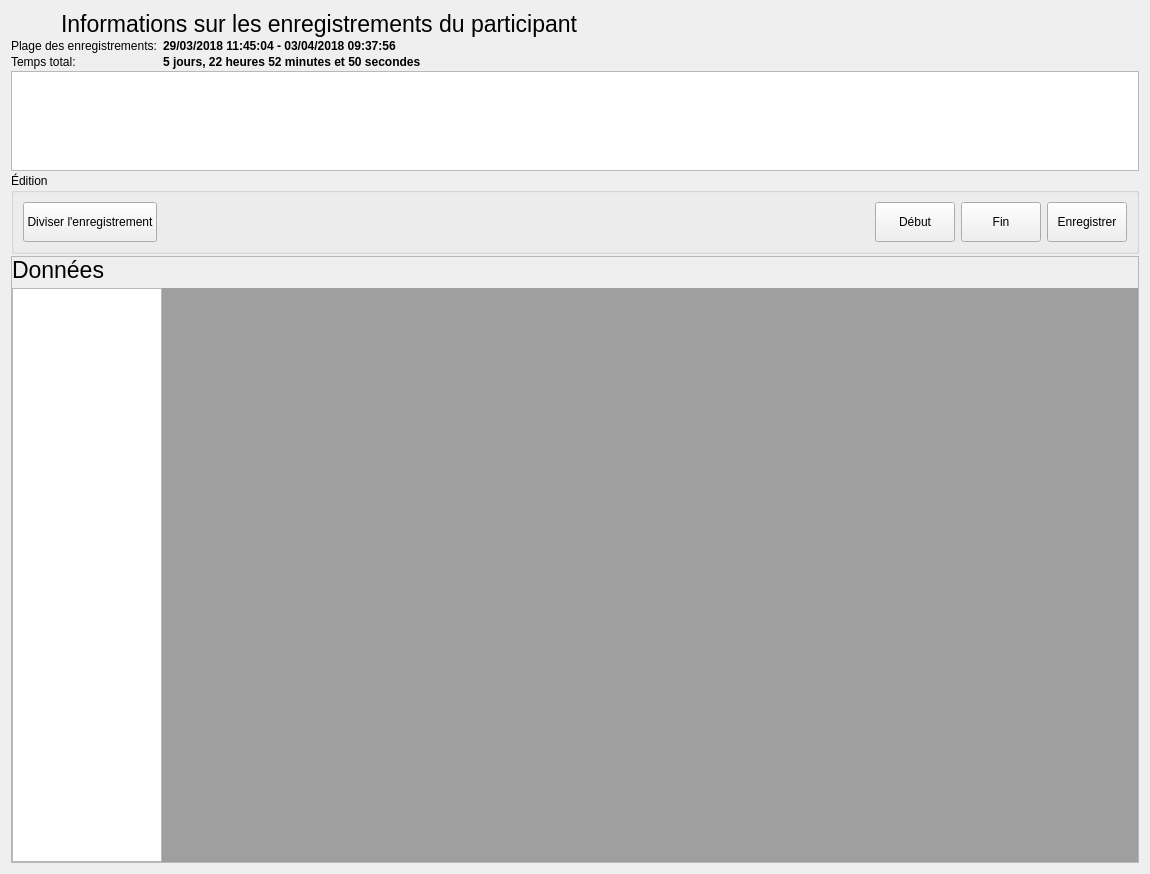
Old version of the form python/resources/ui/RecordsetWidget.ui in the repository introlab/OpenIMU.
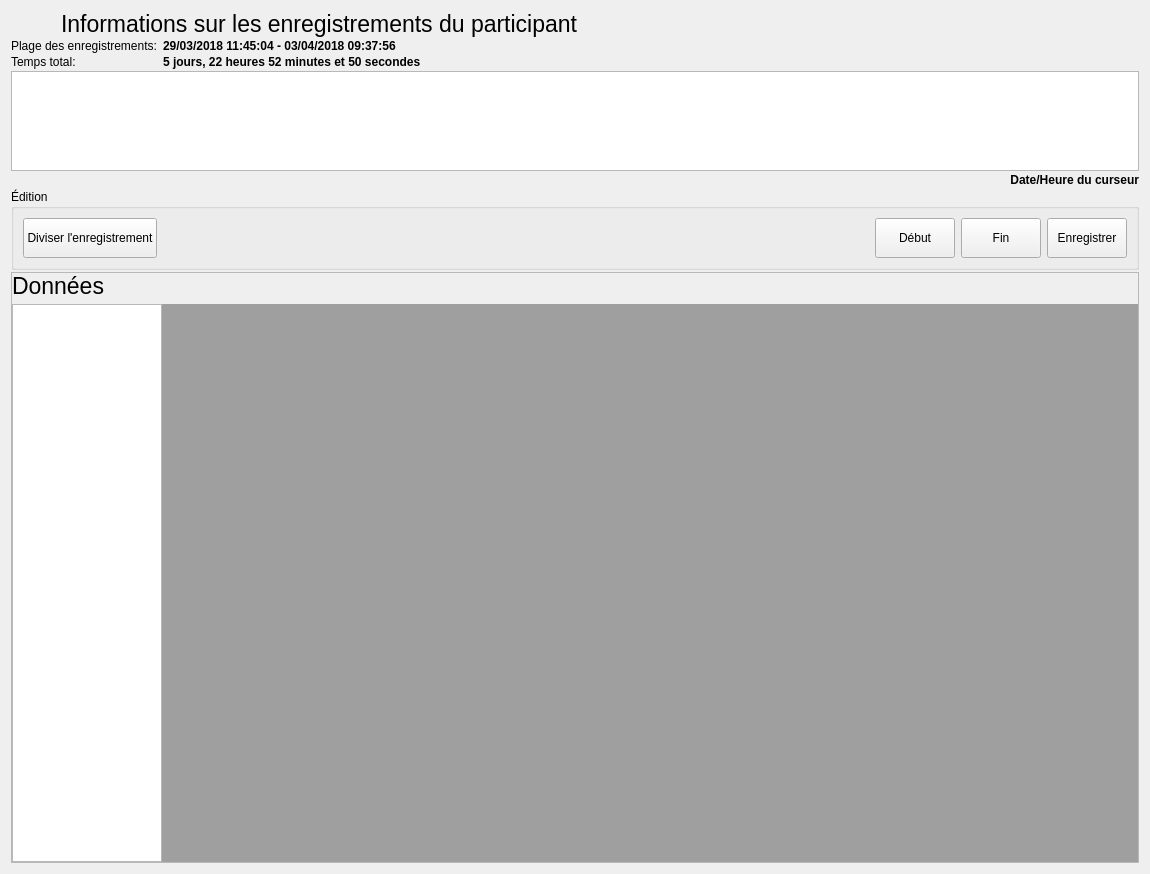
New version of the form. Icons and pictures are not drawn. Custom widgets are drawn as their Qt base class.

Commit message: Recordset widget: Added cursor on time view. Need to sync all graphs when clicking on one of them.

What changed in the file:
```diff
--- a/python/resources/ui/RecordsetWidget.ui
+++ b/python/resources/ui/RecordsetWidget.ui
@@ -131,6 +131,22 @@
      </property>
     </widget>
    </item>
+   <item>
+    <widget class="QLabel" name="lblCursorTime">
+     <property name="font">
+      <font>
+       <weight>75</weight>
+       <bold>true</bold>
+      </font>
+     </property>
+     <property name="text">
+      <string>Date/Heure du curseur</string>
+     </property>
+     <property name="alignment">
+      <set>Qt::AlignRight|Qt::AlignTrailing|Qt::AlignVCenter</set>
+     </property>
+    </widget>
+   </item>
    <item>
     <widget class="QGroupBox" name="grpSubRecord">
      <property name="title">
@@ -359,6 +375,13 @@
    </item>
   </layout>
  </widget>
+ <customwidgets>
+  <customwidget>
+   <class>TimeView</class>
+   <extends>QGraphicsView</extends>
+   <header>libopenimu.qt.TimeView</header>
+  </customwidget>
+ </customwidgets>
  <resources>
   <include location="../core.qrc"/>
  </resources>
```
Left out of the diff: 8 changed lines with no effect on the pictures. The commit also changes 4 other files.
